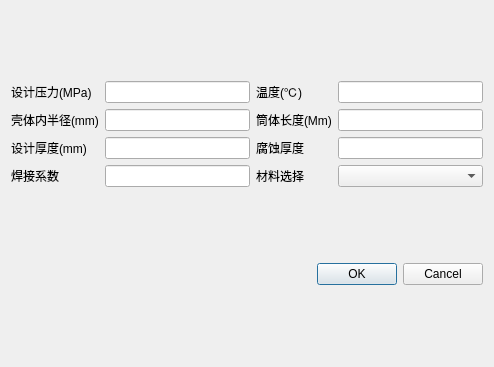
Cancerrrr/PyOcc_Project_2021, file OCC_Project/UI/Cylinder_design_dialog.ui: the form before one commit.
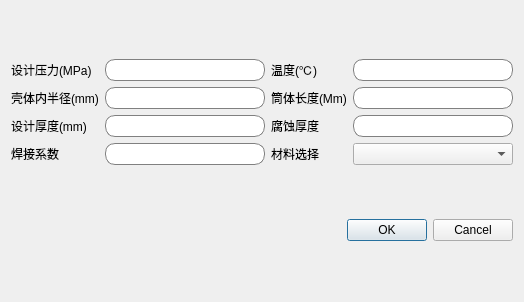
The form after the commit.

Patch:
```diff
--- a/OCC_Project/UI/Cylinder_design_dialog.ui
+++ b/OCC_Project/UI/Cylinder_design_dialog.ui
@@ -7,7 +7,7 @@
     <x>0</x>
     <y>0</y>
     <width>494</width>
-    <height>367</height>
+    <height>302</height>
    </rect>
   </property>
   <property name="windowTitle">
@@ -17,7 +17,16 @@
    <item row="0" column="0">
     <layout class="QGridLayout" name="gridLayout" rowstretch="1,0,0,0" columnstretch="0,0,0,0,0">
      <item row="0" column="2">
-      <widget class="QLineEdit" name="lineEdit"/>
+      <widget class="QLineEdit" name="lineEdit">
+       <property name="styleSheet">
+        <string notr="true">QLineEdit{
+        border:1px solid gray;
+        width:150px;
+        border-radius:10px;
+        padding:2px 4px;
+}</string>
+       </property>
+      </widget>
      </item>
      <item row="2" column="1">
       <widget class="QLabel" name="label_7">
@@ -37,7 +46,16 @@
       <widget class="QComboBox" name="comboBox"/>
      </item>
      <item row="2" column="4">
-      <widget class="QLineEdit" name="lineEdit_8"/>
+      <widget class="QLineEdit" name="lineEdit_8">
+       <property name="styleSheet">
+        <string notr="true">QLineEdit{
+        border:1px solid gray;
+        width:150px;
+        border-radius:10px;
+        padding:2px 4px;
+}</string>
+       </property>
+      </widget>
      </item>
      <item row="0" column="1">
       <widget class="QLabel" name="label">
@@ -54,7 +72,16 @@
       </widget>
      </item>
      <item row="2" column="2">
-      <widget class="QLineEdit" name="lineEdit_7"/>
+      <widget class="QLineEdit" name="lineEdit_7">
+       <property name="styleSheet">
+        <string notr="true">QLineEdit{
+        border:1px solid gray;
+        width:150px;
+        border-radius:10px;
+        padding:2px 4px;
+}</string>
+       </property>
+      </widget>
      </item>
      <item row="3" column="3">
       <widget class="QLabel" name="label_10">
@@ -64,7 +91,16 @@
       </widget>
      </item>
      <item row="0" column="4">
-      <widget class="QLineEdit" name="lineEdit_2"/>
+      <widget class="QLineEdit" name="lineEdit_2">
+       <property name="styleSheet">
+        <string notr="true">QLineEdit{
+        border:1px solid gray;
+        width:150px;
+        border-radius:10px;
+        padding:2px 4px;
+}</string>
+       </property>
+      </widget>
      </item>
      <item row="2" column="3">
       <widget class="QLabel" name="label_8">
@@ -74,7 +110,16 @@
       </widget>
      </item>
      <item row="3" column="2">
-      <widget class="QLineEdit" name="lineEdit_9"/>
+      <widget class="QLineEdit" name="lineEdit_9">
+       <property name="styleSheet">
+        <string notr="true">QLineEdit{
+        border:1px solid gray;
+        width:150px;
+        border-radius:10px;
+        padding:2px 4px;
+}</string>
+       </property>
+      </widget>
      </item>
      <item row="1" column="1">
       <widget class="QLabel" name="label_3">
@@ -84,7 +129,16 @@
       </widget>
      </item>
      <item row="1" column="2">
-      <widget class="QLineEdit" name="lineEdit_3"/>
+      <widget class="QLineEdit" name="lineEdit_3">
+       <property name="styleSheet">
+        <string notr="true">QLineEdit{
+        border:1px solid gray;
+        width:150px;
+        border-radius:10px;
+        padding:2px 4px;
+}</string>
+       </property>
+      </widget>
      </item>
      <item row="1" column="3">
       <widget class="QLabel" name="label_4">
@@ -94,7 +148,16 @@
       </widget>
      </item>
      <item row="1" column="4">
-      <widget class="QLineEdit" name="lineEdit_4"/>
+      <widget class="QLineEdit" name="lineEdit_4">
+       <property name="styleSheet">
+        <string notr="true">QLineEdit{
+        border:1px solid gray;
+        width:150px;
+        border-radius:10px;
+        padding:2px 4px;
+}</string>
+       </property>
+      </widget>
      </item>
     </layout>
    </item>
```
